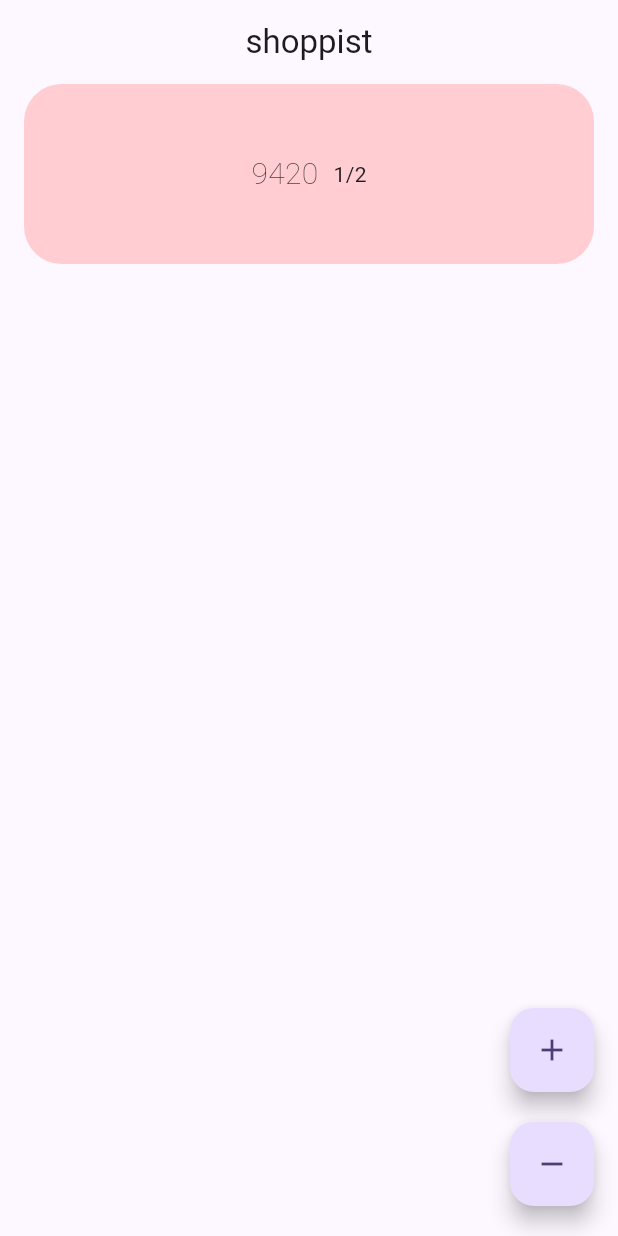
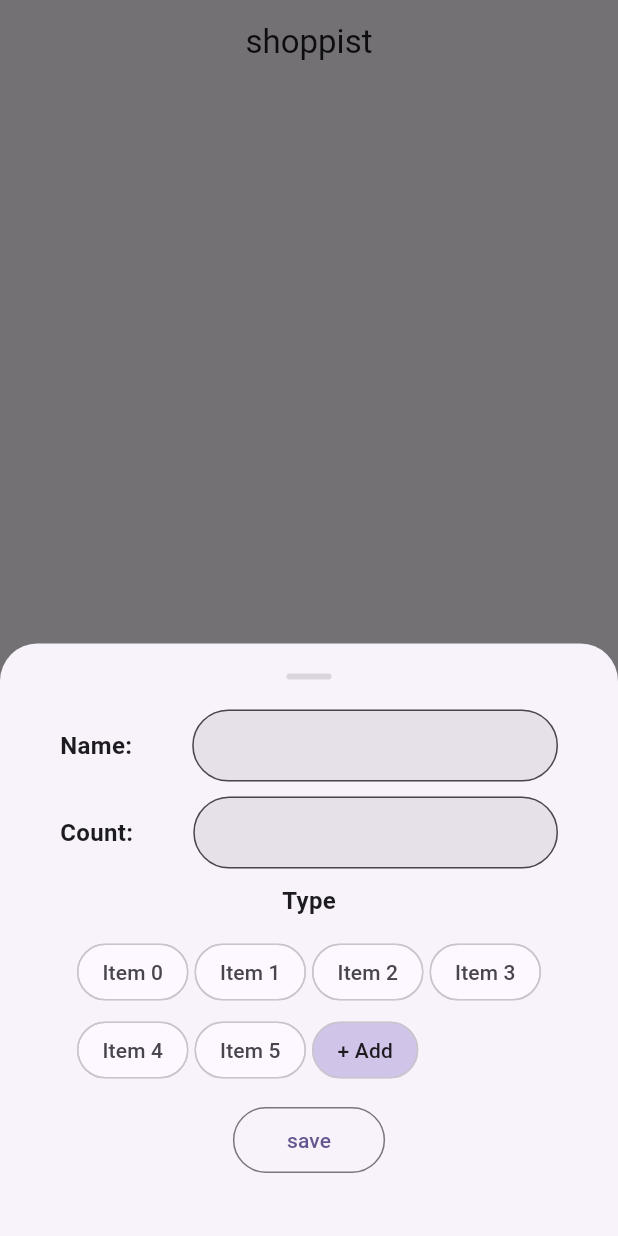
Before and after one commit to pabushabi/shoppist, a Flutter app: the screen it shows after launch, after a tap on the "add" icon, on a phone screen of 412 x 824 dp. Run offline on Flutter 3.47's test engine with Material 2 defaults, Android fonts, the phone set to English and light mode, and no system bars; our stand-ins replace bloc, flutter_bloc, freezed_annotation, get_it, go_router, injectable and 1 more.

Commit message:
Сделал добавление нового элемента

```diff
--- /dev/null
+++ b/lib/features/home/blocs/create_item_cubit.dart
@@ -0,0 +1,42 @@
+import 'package:bloc/bloc.dart';
+import 'package:injectable/injectable.dart';
+import 'package:freezed_annotation/freezed_annotation.dart';
+import 'package:shoppist/features/home/blocs/shopping_list_cubit.dart';
+import 'package:shoppist/features/home/models/shopping_item.dart';
+
+part 'create_item_state.dart';
+
+part 'create_item_cubit.freezed.dart';
+
+@injectable
+class CreateItemCubit extends Cubit<CreateItemState> {
+  CreateItemCubit() : super(CreateItemState(ShoppingItemModel.empty()));
+
+  ShoppingItemModel item = ShoppingItemModel.empty();
+  String name = '';
+  int amount = 0;
+
+  createItem(ShoppingListCubit cubit) {
+    // cubit.addItem(item);
+    cubit.addItem(ShoppingItemModel(
+      name: name,
+      amount: 0,
+      maxAmount: amount,
+      type: 'type',
+    ));
+  }
+
+  nameChanged(String name) {
+    name = name;
+    // item.name = name;
+  }
+
+  countChanged(String count) {
+    amount = int.parse(count);
+    // item.maxAmount = int.parse(count);
+  }
+
+  typeChanged(String type) {}
+
+  typeAdded(String type) {}
+}
--- /dev/null
+++ b/lib/features/home/blocs/create_item_state.dart
@@ -0,0 +1,6 @@
+part of 'create_item_cubit.dart';
+
+@freezed
+class CreateItemState with _$CreateItemState {
+  const factory CreateItemState(ShoppingItemModel item) = _CreateItemState;
+}
--- a/lib/features/home/blocs/shopping_list_cubit.dart
+++ b/lib/features/home/blocs/shopping_list_cubit.dart
@@ -11,7 +11,7 @@ class ShoppingListCubit extends Cubit<ShoppingListState> {
   ShoppingListCubit() : super(ShoppingListState.initial());
 
   addItem(ShoppingItemModel item) {
-    emit(state.copyWith(items: [...state.items, item]));
+    emit(state.copyWith(items: [item, ...state.items]));
   }
 
   removeItem() {
--- a/lib/features/home/models/shopping_item.dart
+++ b/lib/features/home/models/shopping_item.dart
@@ -10,4 +10,16 @@ class ShoppingItemModel {
     required this.maxAmount,
     required this.type,
   });
+
+  factory ShoppingItemModel.empty() => ShoppingItemModel(
+        name: '',
+        amount: 0,
+        maxAmount: 0,
+        type: '',
+      );
+
+  @override
+  String toString() {
+    return '{name: $name, amount: $amount, maxAmount: $maxAmount, type: $type}';
+  }
 }
--- a/lib/features/home/views/home_page.dart
+++ b/lib/features/home/views/home_page.dart
@@ -1,9 +1,8 @@
-import 'dart:math';
-
 import 'package:flutter/material.dart';
 import 'package:flutter_bloc/flutter_bloc.dart';
+import 'package:shoppist/features/home/blocs/create_item_cubit.dart';
 import 'package:shoppist/features/home/blocs/shopping_list_cubit.dart';
-import 'package:shoppist/features/home/models/shopping_item.dart';
+import 'package:shoppist/features/home/widgets/create_new_item_widget.dart';
 
 class HomePage extends StatelessWidget {
   const HomePage({Key? key}) : super(key: key);
@@ -79,19 +78,27 @@ class HomePage extends StatelessWidget {
           ),
         ),
       ),
-      floatingActionButtonLocation: FloatingActionButtonLocation.endDocked,
+      floatingActionButtonLocation: FloatingActionButtonLocation.endFloat,
       floatingActionButton: Column(
         mainAxisAlignment: MainAxisAlignment.end,
         children: [
           FloatingActionButton(
             child: const Icon(Icons.add),
             onPressed: () {
-              context.read<ShoppingListCubit>().addItem(ShoppingItemModel(
-                    name: Random().nextInt(10000).toString(),
-                    amount: 1,
-                    maxAmount: 2,
-                    type: 'type',
-                  ));
+              showModalBottomSheet(
+                context: context,
+                isScrollControlled: true,
+                shape: const RoundedRectangleBorder(
+                  borderRadius: BorderRadius.only(
+                    topLeft: Radius.circular(25),
+                    topRight: Radius.circular(25),
+                  ),
+                ),
+                builder: (_) => CreateNewItemWidget(
+                  shoppingCubit: BlocProvider.of<ShoppingListCubit>(context),
+                  createCubit: BlocProvider.of<CreateItemCubit>(context),
+                ),
+              );
             },
           ),
           const SizedBox(height: 20),
@@ -104,6 +111,7 @@ class HomePage extends StatelessWidget {
           const SizedBox(height: 20),
         ],
       ),
+      resizeToAvoidBottomInset: true,
     );
   }
 }
--- /dev/null
+++ b/lib/features/home/widgets/create_new_item_widget.dart
@@ -0,0 +1,160 @@
+import 'dart:developer';
+
+import 'package:flutter/material.dart';
+import 'package:shoppist/features/home/blocs/create_item_cubit.dart';
+import 'package:shoppist/features/home/blocs/shopping_list_cubit.dart';
+
+class CreateNewItemWidget extends StatelessWidget {
+  final ShoppingListCubit shoppingCubit;
+  final CreateItemCubit createCubit;
+
+  const CreateNewItemWidget({
+    required this.shoppingCubit,
+    required this.createCubit,
+    Key? key,
+  }) : super(key: key);
+
+  @override
+  Widget build(BuildContext context) {
+    return SingleChildScrollView(
+      child: Padding(
+        padding: EdgeInsets.only(
+          top: 20,
+          left: 40,
+          right: 40,
+          bottom: MediaQuery.of(context).viewInsets.bottom,
+        ),
+        child: Column(
+          mainAxisAlignment: MainAxisAlignment.spaceBetween,
+          mainAxisSize: MainAxisSize.max,
+          crossAxisAlignment: CrossAxisAlignment.center,
+          children: [
+            Container(
+              height: 4,
+              width: 30,
+              decoration: BoxDecoration(
+                borderRadius: BorderRadius.circular(20),
+                color: Colors.black12,
+              ),
+            ),
+            const SizedBox(height: 20),
+            Row(
+              children: [
+                const Text(
+                  'Name:',
+                  style: TextStyle(
+                    fontSize: 16,
+                    fontWeight: FontWeight.bold,
+                  ),
+                ),
+                const SizedBox(width: 40),
+                Expanded(
+                  child: TextField(
+                    onChanged: (value) {
+                      createCubit.nameChanged(value);
+                    },
+                    decoration: InputDecoration(
+                      contentPadding: const EdgeInsets.symmetric(
+                        horizontal: 20,
+                        vertical: 8,
+                      ),
+                      filled: true,
+                      border: OutlineInputBorder(
+                        borderRadius: BorderRadius.circular(50),
+                      ),
+                    ),
+                  ),
+                ),
+              ],
+            ),
+            const SizedBox(height: 10),
+            Row(
+              children: [
+                const Text(
+                  'Count:',
+                  style: TextStyle(
+                    fontSize: 16,
+                    fontWeight: FontWeight.bold,
+                  ),
+                ),
+                const SizedBox(width: 40),
+                Expanded(
+                  child: TextField(
+                    onChanged: (value) {
+                      createCubit.countChanged(value);
+                    },
+                    keyboardType: TextInputType.number,
+                    decoration: InputDecoration(
+                      contentPadding: const EdgeInsets.symmetric(
+                        horizontal: 20,
+                        vertical: 8,
+                      ),
+                      filled: true,
+                      border: OutlineInputBorder(
+                        borderRadius: BorderRadius.circular(50),
+                      ),
+                    ),
+                  ),
+                ),
+              ],
+            ),
+            const SizedBox(height: 10),
+            const Text(
+              'Type',
+              style: TextStyle(
+                fontSize: 16,
+                fontWeight: FontWeight.bold,
+              ),
+            ),
+            const SizedBox(height: 10),
+            Wrap(
+              children: [
+                ...List<Widget>.generate(
+                  6,
+                  (int index) {
+                    return Padding(
+                      padding: const EdgeInsets.all(2.0),
+                      child: ChoiceChip(
+                        shape: const StadiumBorder(),
+                        label: Text('Item $index'),
+                        selected: false,
+                        // selected: _value == index,
+                        onSelected: (bool selected) {
+                          // setState(() {
+                          //   _value = selected ? index : null;
+                          // });
+                        },
+                      ),
+                    );
+                  },
+                ).toList(),
+                Padding(
+                  padding: const EdgeInsets.all(2.0),
+                  child: ActionChip(
+                    backgroundColor: Colors.primaries[3].shade100,
+                    label: const Text('+ Add'),
+                    shape: const StadiumBorder(),
+                    onPressed: () {},
+                  ),
+                ),
+              ],
+            ),
+            const SizedBox(height: 10),
+            OutlinedButton(
+              onPressed: () {
+                log('${shoppingCubit.state.items}', name: 'save');
+                createCubit.createItem(shoppingCubit);
+                Navigator.of(context).pop();
+              },
+              child: const Padding(
+                padding: EdgeInsets.all(12.0),
+                child: Text('save'),
+              ),
+            ),
+            const SizedBox(height: 40),
+          ],
+        ),
+      ),
+    );
+  }
+}
--- a/lib/services/router.dart
+++ b/lib/services/router.dart
@@ -1,6 +1,7 @@
 import 'package:flutter/widgets.dart';
 import 'package:flutter_bloc/flutter_bloc.dart';
 import 'package:go_router/go_router.dart';
+import 'package:shoppist/features/home/blocs/create_item_cubit.dart';
 import 'package:shoppist/features/home/blocs/shopping_list_cubit.dart';
 import 'package:shoppist/features/home/views/home_page.dart';
 import 'package:shoppist/services/injection.dart';
@@ -10,8 +11,15 @@ final GoRouter router = GoRouter(
     GoRoute(
       path: '/',
       builder: (BuildContext context, GoRouterState state) {
-        return BlocProvider(
-          create: (context) => getIt<ShoppingListCubit>(),
+        return MultiBlocProvider(
+          providers: [
+            BlocProvider(
+              create: (context) => getIt<ShoppingListCubit>(),
+            ),
+            BlocProvider(
+              create: (context) => getIt<CreateItemCubit>(),
+            ),
+          ],
           child: const HomePage(),
         );
       },
```
Also changed, not shown: lib/features/home/blocs/create_item_cubit.freezed.dart (added), lib/services/injection.config.dart.
